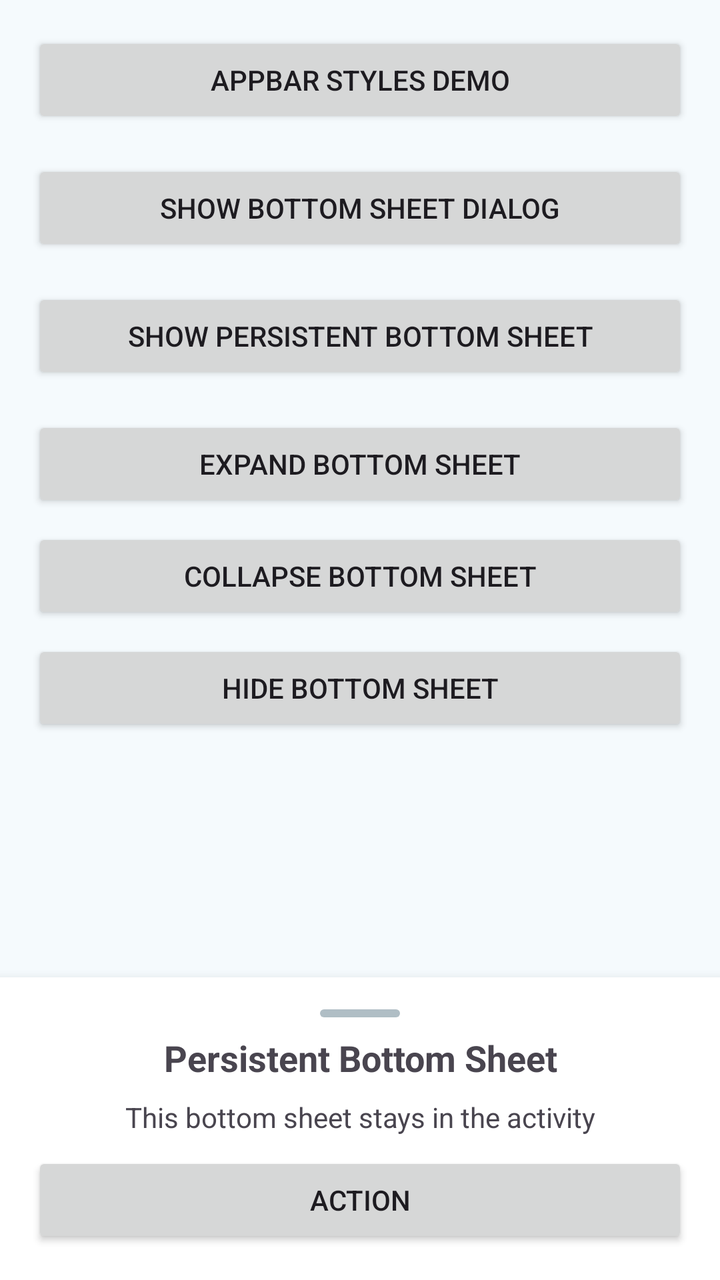
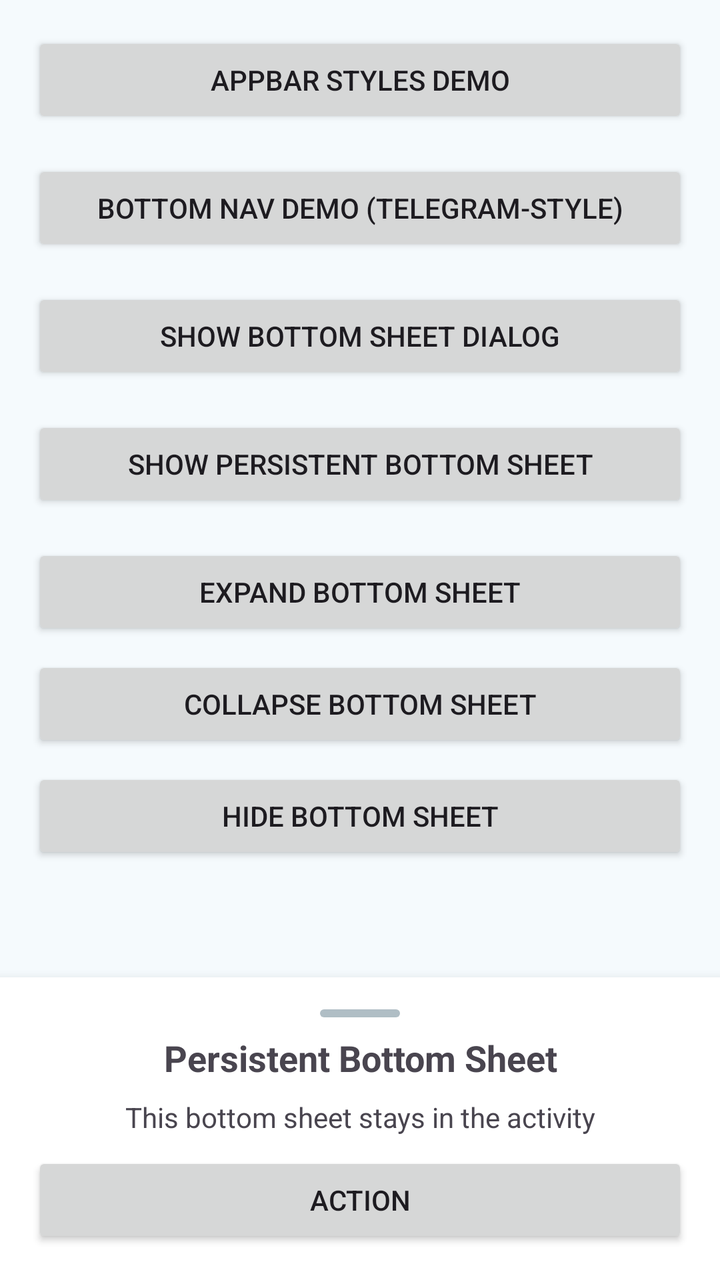

Two renders of the same Android screen: before a commit and after it. Below are the layout's source before the change and the commit's diff.
<!-- AndroidManifest.xml: application theme Theme.MyApp -->
<!-- res/layout/activity_main.xml -->
<?xml version="1.0" encoding="utf-8"?>
<androidx.constraintlayout.widget.ConstraintLayout
    xmlns:android="http://schemas.android.com/apk/res/android"
    xmlns:app="http://schemas.android.com/apk/res-auto"
    android:layout_width="match_parent"
    android:layout_height="match_parent">

    <LinearLayout
        android:layout_width="match_parent"
        android:layout_height="wrap_content"
        android:orientation="vertical"
        android:padding="16dp"
        app:layout_constraintTop_toTopOf="parent"
        app:layout_constraintStart_toStartOf="parent"
        app:layout_constraintEnd_toEndOf="parent">

        <Button
            android:id="@+id/btnAppBarDemo"
            android:layout_width="match_parent"
            android:layout_height="wrap_content"
            android:text="AppBar Styles Demo"
            android:layout_marginBottom="16dp" />

        <Button
            android:id="@+id/btnShowBottomSheet"
            android:layout_width="match_parent"
            android:layout_height="wrap_content"
            android:text="Show Bottom Sheet Dialog"
            android:ellipsize="end"
            android:layout_marginBottom="16dp" />

        <Button
            android:id="@+id/btnShowPersistentBottomSheet"
            android:layout_width="match_parent"
            android:layout_height="wrap_content"
            android:text="Show Persistent Bottom Sheet"
            android:layout_marginBottom="16dp" />

        <Button
            android:id="@+id/btnExpand"
            android:layout_width="match_parent"
            android:layout_height="wrap_content"
            android:text="Expand Bottom Sheet"
            android:layout_marginBottom="8dp" />

        <Button
            android:id="@+id/btnCollapse"
            android:layout_width="match_parent"
            android:layout_height="wrap_content"
            android:text="Collapse Bottom Sheet"
            android:layout_marginBottom="8dp" />

        <Button
            android:id="@+id/btnHide"
            android:layout_width="match_parent"
            android:layout_height="wrap_content"
            android:text="Hide Bottom Sheet" />

    </LinearLayout>

    
    <LinearLayout
        android:id="@+id/bottomSheetView"
        android:layout_width="match_parent"
        android:layout_height="wrap_content"
        android:orientation="vertical"
        android:background="?attr/colorSurface"
        android:elevation="8dp"
        android:padding="16dp"
        app:layout_behavior="com.google.android.material.bottomsheet.BottomSheetBehavior"
        app:behavior_peekHeight="100dp"
        app:behavior_hideable="true"
        app:layout_constraintBottom_toBottomOf="parent"
        app:layout_constraintStart_toStartOf="parent"
        app:layout_constraintEnd_toEndOf="parent">

        <View
            android:layout_width="40dp"
            android:layout_height="4dp"
            android:layout_gravity="center_horizontal"
            android:layout_marginBottom="8dp"
            android:background="@drawable/bottom_sheet_handle" />

        <TextView
            android:layout_width="match_parent"
            android:layout_height="wrap_content"
            android:text="Persistent Bottom Sheet"
            android:textSize="18sp"
            android:textStyle="bold"
            android:gravity="center" />

        <TextView
            android:layout_width="match_parent"
            android:layout_height="wrap_content"
            android:text="This bottom sheet stays in the activity"
            android:gravity="center"
            android:layout_marginTop="8dp" />

        <Button
            android:id="@+id/btnAction"
            android:layout_width="match_parent"
            android:layout_height="wrap_content"
            android:text="Action"
            android:layout_marginTop="8dp" />
    </LinearLayout>

</androidx.constraintlayout.widget.ConstraintLayout>
<!-- resources referenced by this layout -->
<resources>
  <!-- drawable bottom_sheet_handle (drawable) -->
  <?xml version="1.0" encoding="utf-8"?>
  <shape xmlns:android="http://schemas.android.com/apk/res/android"
      android:shape="rectangle">
      <solid android:color="?attr/colorOutline" />
      <corners android:radius="4dp" />
  </shape>
  <style name="Theme.MyApp" parent="Theme.Material3.Light.NoActionBar">
  
          
          <item name="colorPrimary">@color/sky_blue_primary</item>
          <item name="colorOnPrimary">@color/sky_on_primary_light</item>
          <item name="colorPrimaryContainer">@color/sky_blue_primary_light</item>
          <item name="colorOnPrimaryContainer">@color/sky_blue_primary_dark</item>
  
          
          <item name="colorSecondary">@color/sky_blue_secondary</item>
          <item name="colorOnSecondary">@color/sky_on_secondary_light</item>
          <item name="colorSecondaryContainer">@color/sky_blue_accent</item>
          <item name="colorOnSecondaryContainer">@color/sky_blue_primary_dark</item>
  
          
          <item name="android:colorBackground">@color/sky_background_light</item>
          <item name="colorSurface">@color/sky_surface_light</item>
          <item name="colorSurfaceVariant">@color/sky_surface_variant_light</item>
          <item name="colorOnSurface">@color/sky_text_primary_light</item>
          <item name="colorOnSurfaceVariant">@color/sky_text_secondary_light</item>
  
          
          <item name="colorOutline">@color/sky_outline_light</item>
  
          
          <item name="colorError">@color/sky_error_light</item>
          <item name="colorOnError">@color/sky_on_error_light</item>
  
          
          <item name="android:statusBarColor">@color/sky_blue_primary_dark</item>
          <item name="android:navigationBarColor">@color/sky_surface_light</item>
  
      </style>
  <color name="sky_blue_primary">#0288D1</color>
  <color name="sky_on_primary_light">#FFFFFF</color>
  <color name="sky_blue_primary_light">#03A9F4</color>
  <color name="sky_blue_primary_dark">#01579B</color>
  <color name="sky_blue_secondary">#26A6D1</color>
  <color name="sky_on_secondary_light">#FFFFFF</color>
  <color name="sky_blue_accent">#4FC3F7</color>
  <color name="sky_background_light">#F5FAFD</color>
  <color name="sky_surface_light">#FFFFFF</color>
  <color name="sky_surface_variant_light">#E8F1F5</color>
  <color name="sky_text_primary_light">#102027</color>
  <color name="sky_text_secondary_light">#546E7A</color>
  <color name="sky_outline_light">#B0BEC5</color>
  <color name="sky_error_light">#D32F2F</color>
  <color name="sky_on_error_light">#FFFFFF</color>
</resources>

<!-- the commit's change to res/layout/activity_main.xml (unified diff, before → after) -->
@@ -19,6 +19,13 @@
             android:layout_width="match_parent"
             android:layout_height="wrap_content"
             android:text="AppBar Styles Demo"
+            android:layout_marginBottom="16dp" />
+
+        <Button
+            android:id="@+id/btnBottomNavDemo"
+            android:layout_width="match_parent"
+            android:layout_height="wrap_content"
+            android:text="Bottom Nav Demo (Telegram-style)"
             android:layout_marginBottom="16dp" />
 
         <Button
